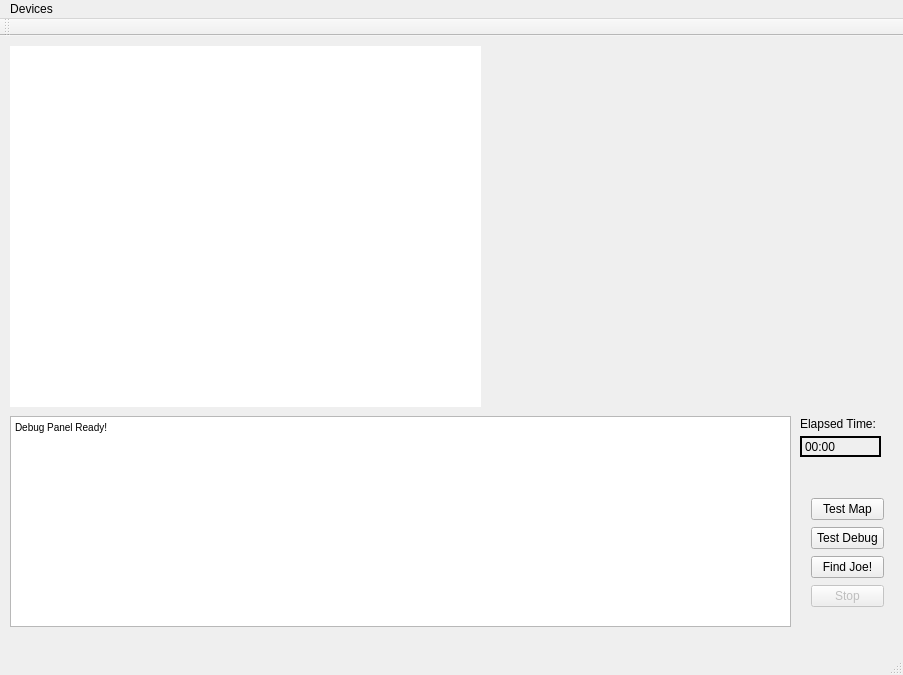
This is mainwindow.ui in bertugg/CSE396-Proje2-Group4 as Qt 5 draws it before an edit. The edited form follows.
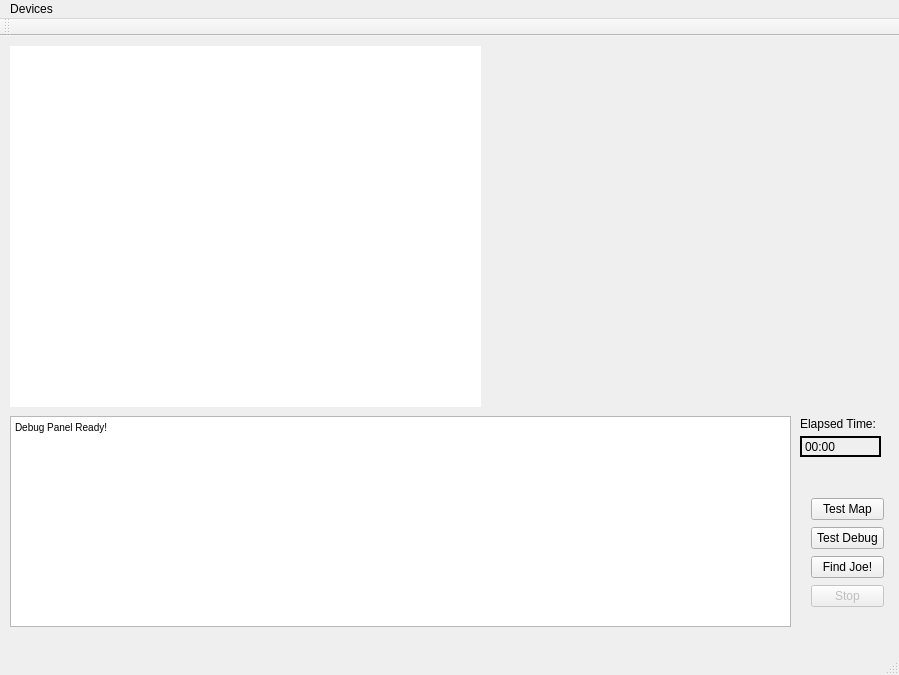
This is the edited form.

```diff
--- a/mainwindow.ui
+++ b/mainwindow.ui
@@ -6,7 +6,7 @@
    <rect>
     <x>0</x>
     <y>0</y>
-    <width>903</width>
+    <width>899</width>
     <height>675</height>
    </rect>
   </property>
@@ -172,7 +172,7 @@
     <rect>
      <x>0</x>
      <y>0</y>
-     <width>903</width>
+     <width>899</width>
      <height>26</height>
     </rect>
    </property>
```
Left out of the diff: 20 changed lines with no effect on the pictures.
